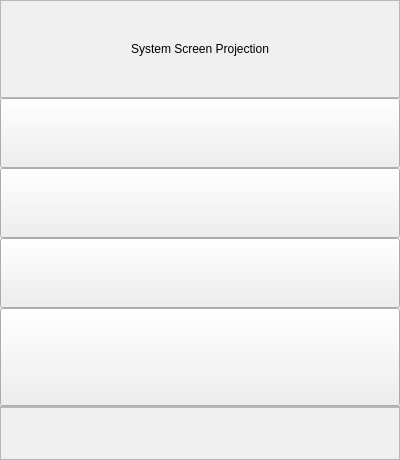
Old version of the form kds/widget.ui in the repository ukui/kylin-display-switch.
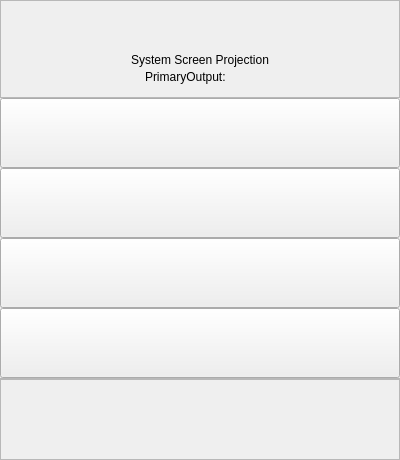
New version of the form. Custom widgets are drawn as their Qt base class.

```diff
--- a/kds/widget.ui
+++ b/kds/widget.ui
@@ -66,10 +66,23 @@
        <number>0</number>
       </property>
       <item>
-       <layout class="QHBoxLayout" name="horizontalLayout">
+       <layout class="QVBoxLayout" name="verticalLayout">
         <property name="spacing">
          <number>0</number>
         </property>
+        <item>
+         <spacer name="verticalSpacer">
+          <property name="orientation">
+           <enum>Qt::Vertical</enum>
+          </property>
+          <property name="sizeHint" stdset="0">
+           <size>
+            <width>20</width>
+            <height>40</height>
+           </size>
+          </property>
+         </spacer>
+        </item>
         <item alignment="Qt::AlignHCenter">
          <widget class="QLabel" name="titleLabel">
           <property name="sizePolicy">
@@ -83,6 +96,94 @@
           </property>
          </widget>
         </item>
+        <item>
+         <layout class="QHBoxLayout" name="horizontalLayout">
+          <property name="spacing">
+           <number>8</number>
+          </property>
+          <item>
+           <spacer name="horizontalSpacer">
+            <property name="orientation">
+             <enum>Qt::Horizontal</enum>
+            </property>
+            <property name="sizeHint" stdset="0">
+             <size>
+              <width>40</width>
+              <height>20</height>
+             </size>
+            </property>
+           </spacer>
+          </item>
+          <item>
+           <widget class="QLabel" name="outputPrimaryTip">
+            <property name="sizePolicy">
+             <sizepolicy hsizetype="Fixed" vsizetype="Fixed">
+              <horstretch>0</horstretch>
+              <verstretch>0</verstretch>
+             </sizepolicy>
+            </property>
+            <property name="text">
+             <string>PrimaryOutput:</string>
+            </property>
+           </widget>
+          </item>
+          <item>
+           <widget class="QLabel" name="outputName">
+            <property name="sizePolicy">
+             <sizepolicy hsizetype="Fixed" vsizetype="Fixed">
+              <horstretch>0</horstretch>
+              <verstretch>0</verstretch>
+             </sizepolicy>
+            </property>
+            <property name="text">
+             <string/>
+            </property>
+           </widget>
+          </item>
+          <item>
+           <widget class="QLabel" name="outputDisplayName">
+            <property name="sizePolicy">
+             <sizepolicy hsizetype="Fixed" vsizetype="Fixed">
+              <horstretch>0</horstretch>
+              <verstretch>0</verstretch>
+             </sizepolicy>
+            </property>
+            <property name="text">
+             <string/>
+            </property>
+           </widget>
+          </item>
+          <item>
+           <spacer name="horizontalSpacer_2">
+            <property name="orientation">
+             <enum>Qt::Horizontal</enum>
+            </property>
+            <property name="sizeHint" stdset="0">
+             <size>
+              <width>40</width>
+              <height>20</height>
+             </size>
+            </property>
+           </spacer>
+          </item>
+         </layout>
+        </item>
+        <item>
+         <spacer name="verticalSpacer_2">
+          <property name="orientation">
+           <enum>Qt::Vertical</enum>
+          </property>
+          <property name="sizeType">
+           <enum>QSizePolicy::Fixed</enum>
+          </property>
+          <property name="sizeHint" stdset="0">
+           <size>
+            <width>20</width>
+            <height>10</height>
+           </size>
+          </property>
+         </spacer>
+        </item>
        </layout>
       </item>
      </layout>
@@ -168,13 +269,13 @@
      <property name="minimumSize">
       <size>
        <width>0</width>
-       <height>98</height>
+       <height>70</height>
       </size>
      </property>
      <property name="maximumSize">
       <size>
        <width>16777215</width>
-       <height>98</height>
+       <height>70</height>
       </size>
      </property>
      <property name="text">
```
